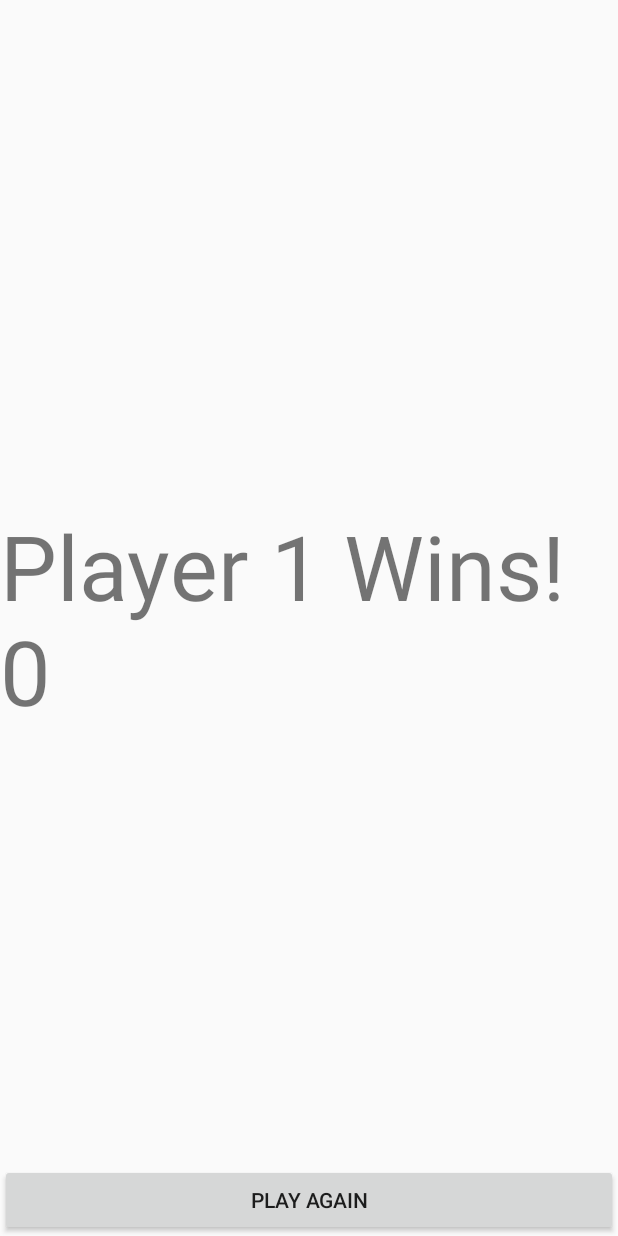
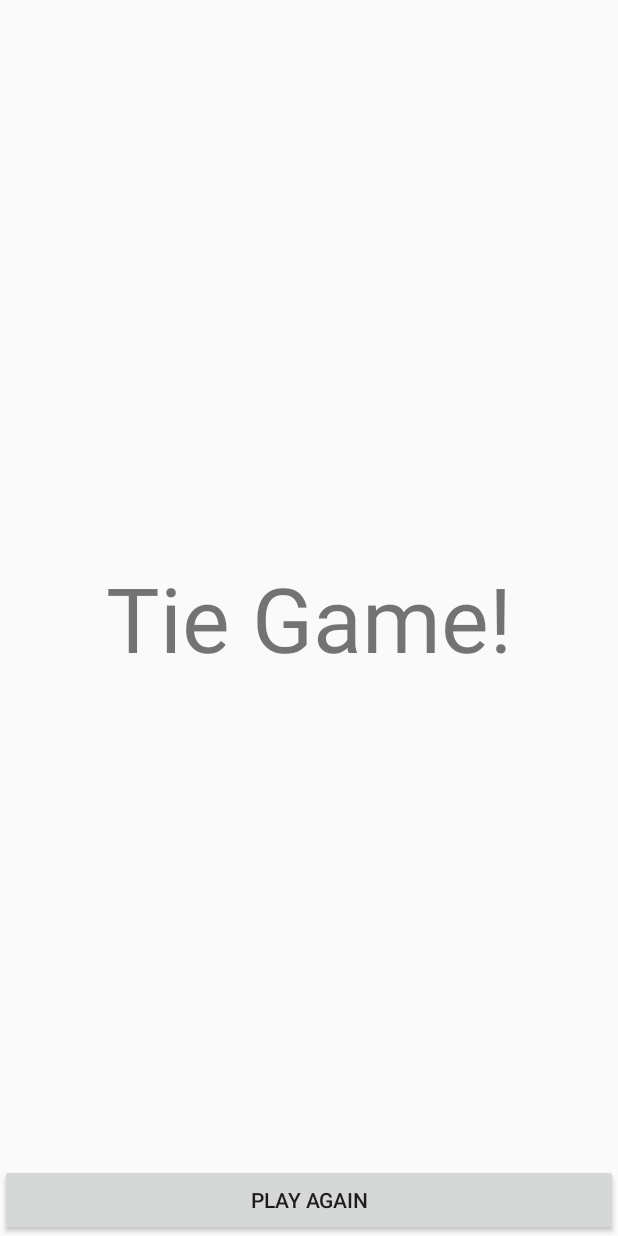
Before and after one commit to burke212/Cows-On-My-Side, an Android app: the screen it shows after launch (WinActivity), after a tap on "SCORE", on a phone screen of 412 x 824 dp. Run offline under Robolectric (Android 15) with nearby library versions, the phone set to English and light mode, and no system bars.

Commit message:
Fixed Player 1 Wins If Tie Game
Implemented solution that solved the issue of when the game was tied/ max score = 0, then player 1 was the winner.

```diff
--- a/app/src/main/java/com/example/burke/coms_app/MainActivity.java
+++ b/app/src/main/java/com/example/burke/coms_app/MainActivity.java
@@ -181,38 +181,16 @@ public class MainActivity extends Activity {
                 intent.putExtra("Player Counter", Integer.toString(p5_counter));
                 startActivity(intent);
                 break;
-            default:// Tie game
+            case 5:// Tie game
                 intent.putExtra("Player Counter", tie);
                 startActivity(intent);
                 break;
+            default:
+                break;
         }
-
-/*        // Player 1 wins.
-        if(p1_counter>p2_counter){
-            intent.putExtra("player_wins", "Player 1 Wins!");
-            intent.putExtra("Player Counter", Integer.toString(p1_counter));
-            startActivity(intent);
-        }
-        // Player 2 wins.
-        else if(p2_counter>p1_counter){
-            intent.putExtra("player_wins", "Player 2 Wins!");
-            intent.putExtra("Player Counter", Integer.toString(p2_counter));
-            startActivity(intent);
-        }
-        // Tie game.
-        else{
-            intent.putExtra("Player Counter", tie);
-            startActivity(intent);
-        }*/
     }
 
     private int getHighestScore() {
-        /*
-        * need to search the list/ arraylist so that the highest value's index is returne. i.e. the
-        * largest value will return its index, which will tell you which player has the highest score.
-        *
-        * Checkout: https://stackoverflow.com/questions/12788182/finding-the-largest-value-in-an-arraylist*/
-
         int counter = 0;
         int max = 0;
         int index = 0;
@@ -225,20 +203,10 @@ public class MainActivity extends Activity {
             counter++;
         }
 
-        /*
-        * int counter =0;
-        * int maxNum = 0;
-        * int index =0;
-        * for(int num : arrayListOfNumbers){
-        *   if(maxNum<num){
-        *       maxNum = num;
-        *       index= counter;
-        *   }
-        *counter++;
-        * }
-        * System.Out.printLn(“The biggest number is ”+ maxNum + “ and its index in array list is “ + index);
-        *
-        * */
+        if(max==0){
+            index=5;
+        }
+
         return index;
     }
 
```
